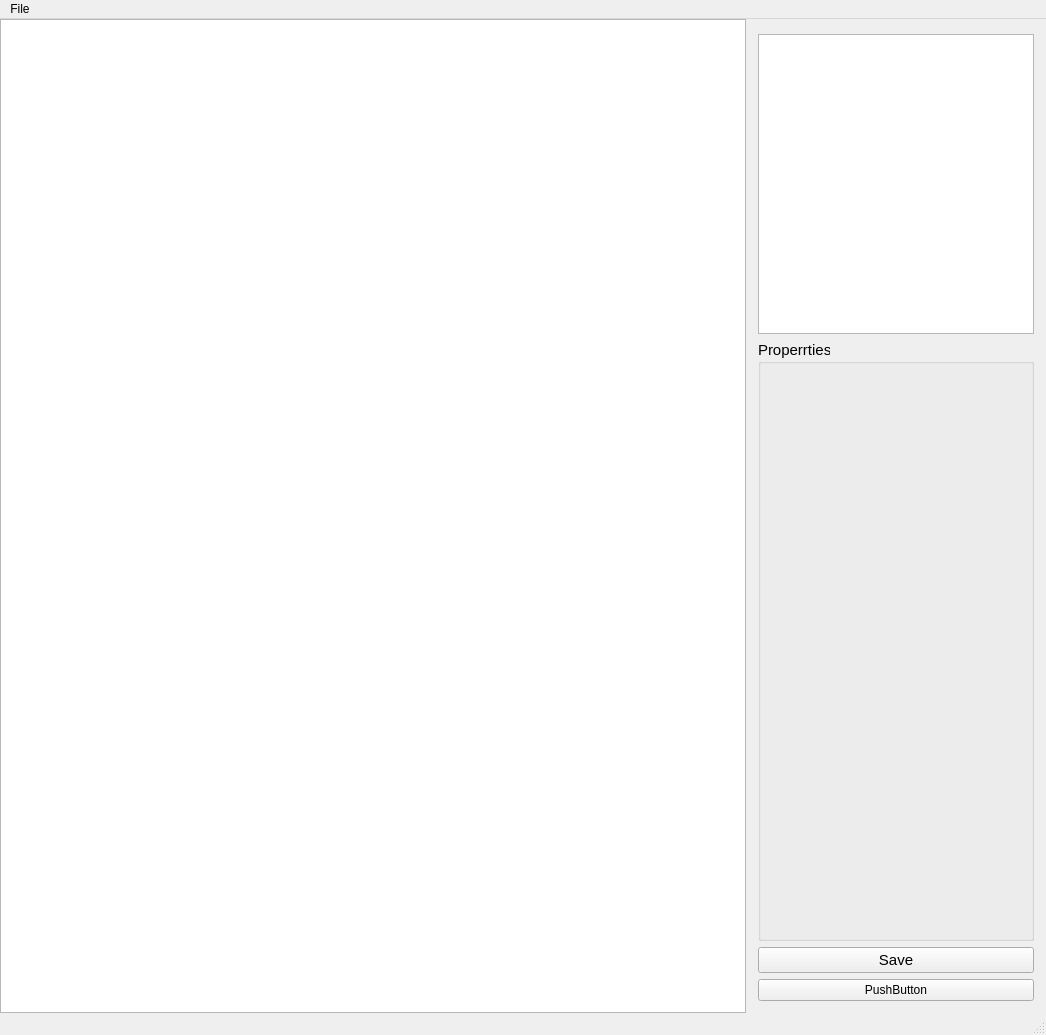
Qt form photo_editor/photo_editor_window.ui (SevaMisiul/photo_editor) before a commit.
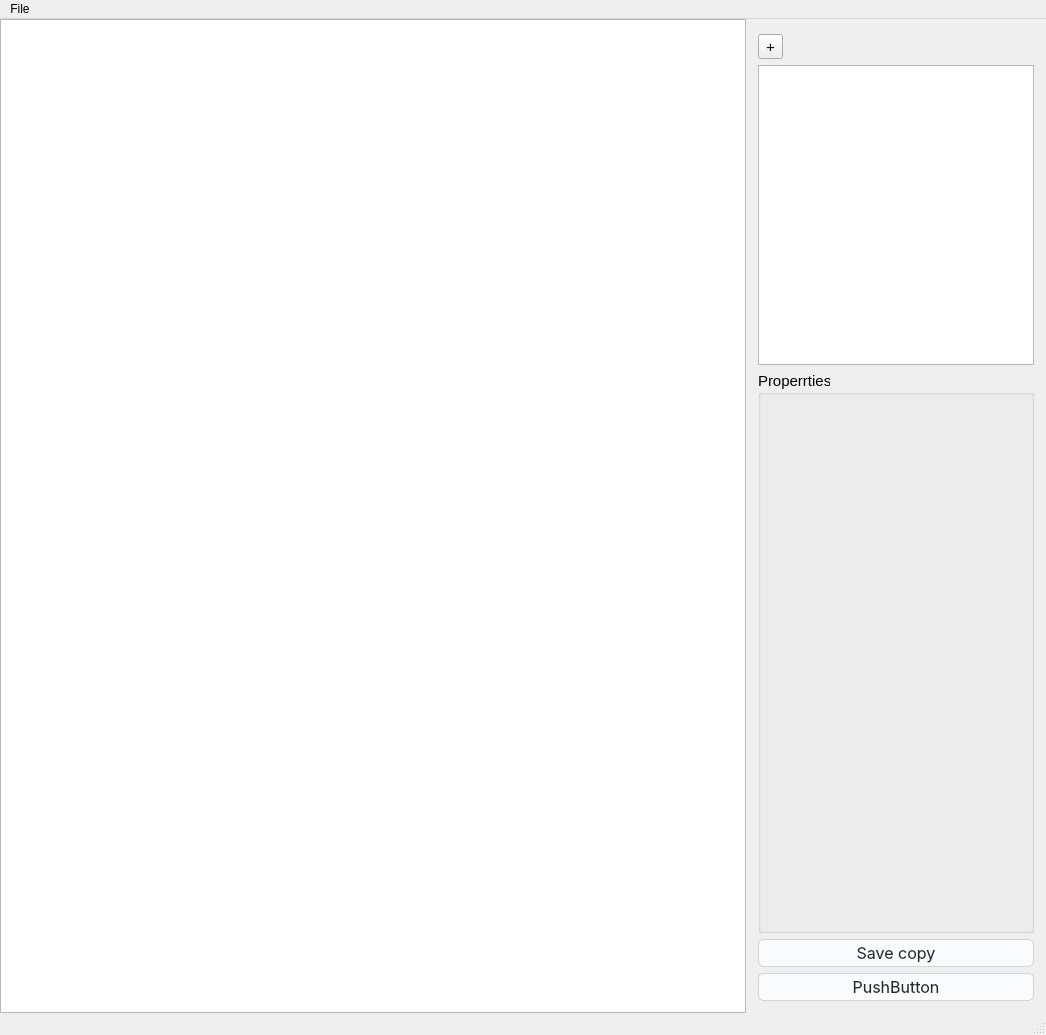
The same form after that commit. Icons and pictures are not drawn.

The edit to the form file:
```diff
--- a/photo_editor/photo_editor_window.ui
+++ b/photo_editor/photo_editor_window.ui
@@ -13,6 +13,24 @@
   <property name="windowTitle">
    <string>PhotoEditorWindow</string>
   </property>
+  <property name="styleSheet">
+   <string notr="true">QPushButton {
+  background-color: #FAFBFC;
+  border: 1px solid rgba(27, 31, 35, 0.15);
+  border-radius: 6px;
+  color: #24292E;
+  font-family: -apple-system, system-ui, &quot;Segoe UI&quot;, Helvetica, Arial, sans-serif, &quot;Apple Color Emoji&quot;, &quot;Segoe UI Emoji&quot;;
+  font-size: 16px;
+  line-height: 18px;
+  padding: 3px 16px;
+}
+
+QPushButton:hover {
+  background-color: #F3F4F6;
+}
+
+QPushButton:disabled { background-color: #bdc3c7; color: #7f8c8d; }</string>
+  </property>
   <widget class="QWidget" name="centralwidget">
    <layout class="QHBoxLayout" name="horizontalLayout">
     <property name="spacing">
@@ -71,7 +89,19 @@
       </property>
       <layout class="QVBoxLayout" name="verticalLayout">
        <item>
-        <widget class="QListWidget" name="listWidget">
+        <widget class="QToolButton" name="btnAddItem">
+         <property name="font">
+          <font>
+           <pointsize>11</pointsize>
+          </font>
+         </property>
+         <property name="text">
+          <string>+</string>
+         </property>
+        </widget>
+       </item>
+       <item>
+        <widget class="QListWidget" name="listItems">
          <property name="maximumSize">
           <size>
            <width>300</width>
@@ -131,16 +161,23 @@
         <widget class="QPushButton" name="pushButton">
          <property name="font">
           <font>
-           <pointsize>11</pointsize>
+           <family>-apple-system</family>
+           <pointsize>-1</pointsize>
           </font>
          </property>
          <property name="text">
-          <string>Save</string>
+          <string>Save copy</string>
          </property>
         </widget>
        </item>
        <item>
         <widget class="QPushButton" name="pushButton_2">
+         <property name="font">
+          <font>
+           <family>-apple-system</family>
+           <pointsize>-1</pointsize>
+          </font>
+         </property>
          <property name="text">
           <string>PushButton</string>
          </property>
```
Left out of the diff: 2 changed lines with no effect on the pictures.
